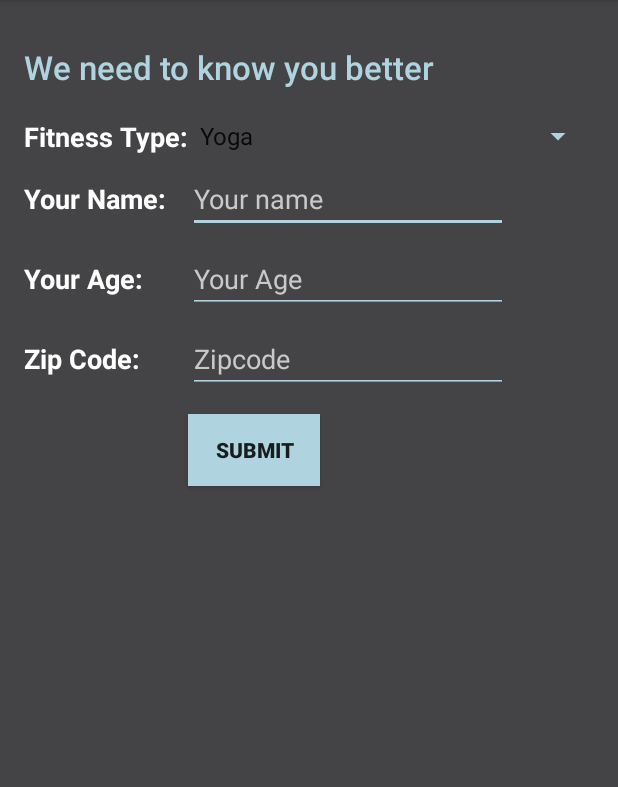
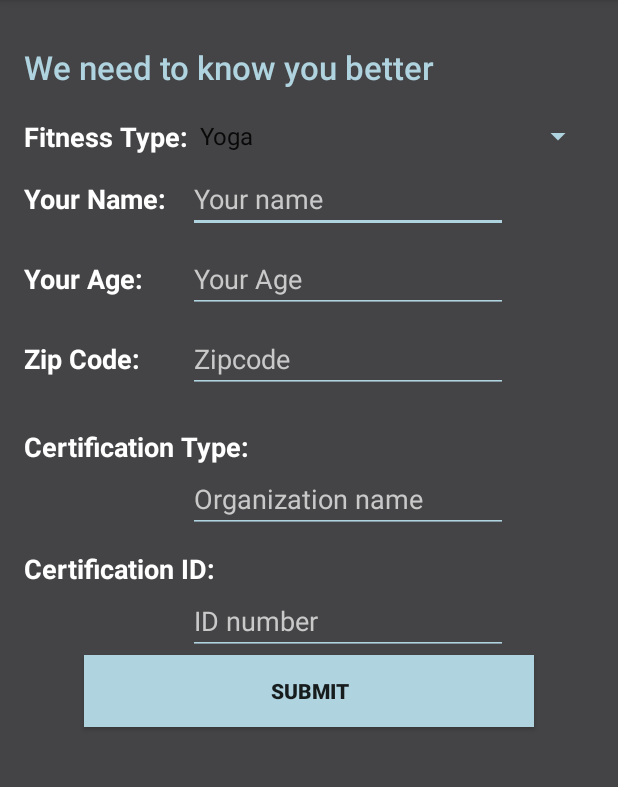
Before and after one commit to justinLujan716/TogetherFit, an Android app: the TrainerRegistrationAdd screen opened directly, with no data from a screen before it, on a phone screen of 412 x 824 dp, the part 84-871 px from its top. Run offline under Robolectric (Android 15) with nearby library versions, the phone set to English and light mode, and no system bars; our stand-ins replace Firebase (no records; nobody signed in at launch, a user with empty details on screens opened directly).

Commit message:
Add trainer certificate information to personal file

```diff
--- a/app/src/main/java/com/example/heem/togetherfit/TrainerRegistrationAdd.java
+++ b/app/src/main/java/com/example/heem/togetherfit/TrainerRegistrationAdd.java
@@ -23,7 +23,7 @@ import com.google.firebase.database.FirebaseDatabase;
 
 public class TrainerRegistrationAdd extends AppCompatActivity {
 
-    private EditText name, age, zipcode;
+    private EditText name, age, zipcode, CerName, CertifiID;
     private Spinner FitnessType;
     private Button btnSSignUp;
     private FirebaseAuth auth;
@@ -44,6 +44,8 @@ public class TrainerRegistrationAdd extends AppCompatActivity {
         age = (EditText) findViewById(R.id.Trainer_Age);
         zipcode = (EditText) findViewById(R.id.Trainer_Zipcode);
         FitnessType = (Spinner) findViewById(R.id.Type_spinner);
+        CerName = (EditText) findViewById(R.id.OrganName);
+        CertifiID = (EditText) findViewById(R.id.CerID);
 
         //---------------------------------------------
         //for the spinner part
@@ -94,6 +96,8 @@ public class TrainerRegistrationAdd extends AppCompatActivity {
                 DatabaseReference mRefChildEmail3 = mRefChild.child("Age");mRefChildEmail3.setValue(age.getText().toString().trim());
                 DatabaseReference mRefChildEmail4 = mRefChild.child("ZipCode");mRefChildEmail4.setValue(zipcode.getText().toString().trim());
                 DatabaseReference mRefChildEmail5 = mRefChild.child("FitnessType");mRefChildEmail5.setValue(sType);
+                DatabaseReference mRefChildEmail6 = mRefChild.child("OrganName");mRefChildEmail6.setValue(CerName.getText().toString().trim());
+                DatabaseReference mRefChildEmail7 = mRefChild.child("CerID");mRefChildEmail7.setValue(CertifiID.getText().toString().trim());
                 startActivity(new Intent(TrainerRegistrationAdd.this, TrainerDashboard.class));
             }
         });
--- a/app/src/main/res/layout/activity_trainer_registration_additional.xml
+++ b/app/src/main/res/layout/activity_trainer_registration_additional.xml
@@ -67,18 +67,6 @@
         android:layout_alignLeft="@+id/Trainer_Name"
         android:layout_alignStart="@+id/Trainer_Name" />
 
-    <Button
-        android:text="Submit"
-        android:layout_width="wrap_content"
-        android:layout_height="wrap_content"
-        android:id="@+id/add_button_Trainer"
-        android:textStyle="bold"
-        android:background="#AFD3DF"
-        android:layout_below="@+id/Trainer_Zipcode"
-        android:layout_alignLeft="@+id/Trainer_Zipcode"
-        android:layout_alignStart="@+id/Trainer_Zipcode"
-        android:layout_marginTop="14dp" />
-
     <TextView
         android:text="Fitness Type:"
         android:layout_width="wrap_content"
@@ -146,5 +134,69 @@
         android:layout_alignLeft="@+id/Trainer_Age"
         android:layout_alignStart="@+id/Trainer_Age" />
 
+    <EditText
+        android:layout_width="wrap_content"
+        android:layout_height="wrap_content"
+        android:inputType="textEmailAddress"
+        android:textColor="#ffffff"
+        android:textColorHint="#C9C9CA"
+        android:ems="10"
+        android:id="@+id/OrganName"
+        android:backgroundTint="#AFD3DF"
+        android:hint="Organization name"
+        android:layout_below="@+id/textView2"
+        android:layout_alignLeft="@+id/Trainer_Zipcode"
+        android:layout_alignStart="@+id/Trainer_Zipcode" />
+
+    <TextView
+        android:text="Certification ID:"
+        android:layout_width="wrap_content"
+        android:layout_height="wrap_content"
+        android:textColor="#ffffff"
+        android:textSize="18dp"
+        android:textStyle="bold"
+        android:id="@+id/textView3"
+        android:layout_below="@+id/OrganName"
+        android:layout_alignParentLeft="true"
+        android:layout_alignParentStart="true"
+        android:layout_marginTop="11dp" />
+
+    <EditText
+        android:layout_width="wrap_content"
+        android:layout_height="wrap_content"
+        android:inputType="textEmailAddress"
+        android:textColor="#ffffff"
+        android:textColorHint="#C9C9CA"
+        android:ems="10"
+        android:id="@+id/CerID"
+        android:backgroundTint="#AFD3DF"
+        android:hint="ID number"
+        android:layout_below="@+id/textView3"
+        android:layout_alignLeft="@+id/OrganName"
+        android:layout_alignStart="@+id/OrganName" />
+
+    <Button
+        android:text="Submit"
+        android:layout_width="300dp"
+        android:layout_height="wrap_content"
+        android:id="@+id/add_button_Trainer"
+        android:textStyle="bold"
+        android:background="#AFD3DF"
+        android:layout_below="@+id/CerID"
+        android:layout_centerHorizontal="true" />
+
+    <TextView
+        android:text="Certification Type:"
+        android:layout_width="wrap_content"
+        android:layout_height="wrap_content"
+        android:textColor="#ffffff"
+        android:textSize="18dp"
+        android:textStyle="bold"
+        android:id="@+id/textView2"
+        android:layout_marginTop="23dp"
+        android:layout_below="@+id/Trainer_Zipcode"
+        android:layout_alignParentLeft="true"
+        android:layout_alignParentStart="true" />
+
 
 </RelativeLayout>
```
